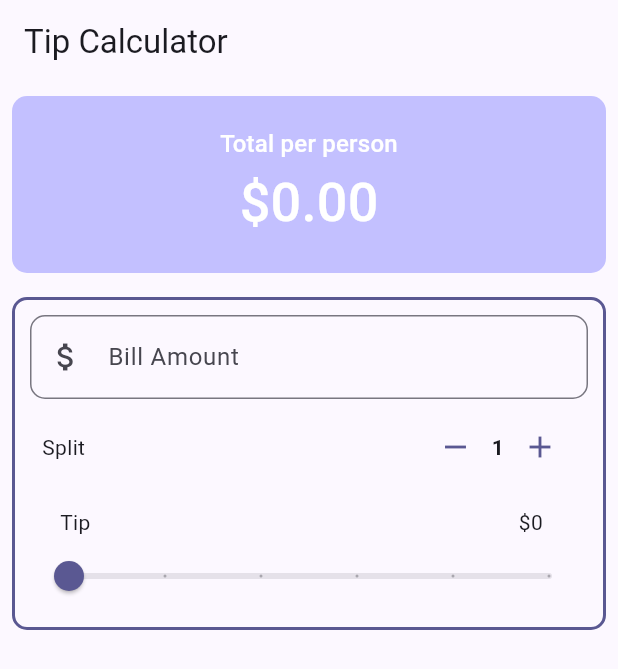
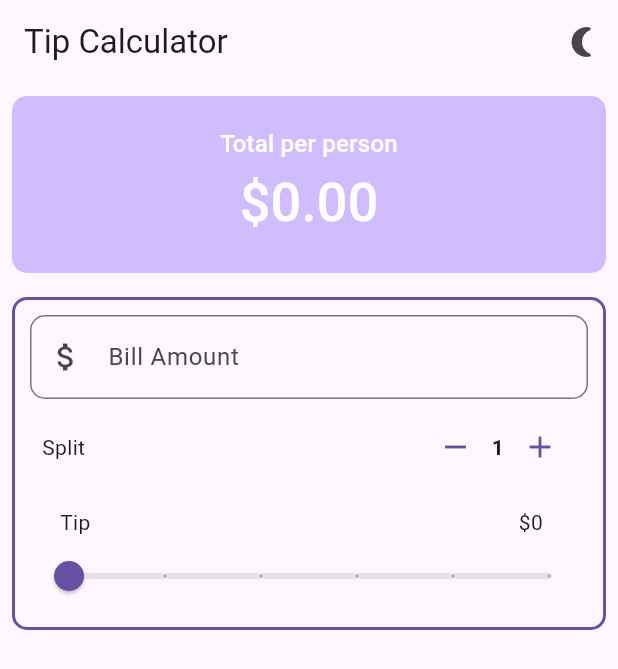
Before and after one commit to praveensankar969/all-flutter-apps, a Flutter app: the screen it shows after launch, after a tap on the "add" icon, on a phone screen of 412 x 824 dp. Shown: the top 669 px of the screen. Run offline on Flutter 3.47's test engine with Material 3 defaults, Android fonts, the phone set to English and light mode, and no system bars.

Commit message:
feat: add provider for state management

```diff
--- /dev/null
+++ b/tip_calculator/lib/bill_amount_text_field.dart
@@ -0,0 +1,26 @@
+import 'package:flutter/material.dart';
+import 'package:provider/provider.dart';
+import 'package:tip_calculator/providers/tip_provider.dart';
+
+class BillAmountTextField extends StatelessWidget {
+  const BillAmountTextField({super.key});
+
+  @override
+  Widget build(BuildContext context) {
+    return Consumer<TipProvider>(
+      builder: (BuildContext context, TipProvider value, Widget? child) {
+        return TextField(
+          decoration: InputDecoration(
+            border: OutlineInputBorder(
+              borderRadius: BorderRadius.circular(10),
+            ),
+            prefixIcon: const Icon(Icons.attach_money),
+            labelText: 'Bill Amount',
+          ),
+          keyboardType: TextInputType.number,
+          onChanged: value.setBillAmount,
+        );
+      },
+    );
+  }
+}
--- a/tip_calculator/lib/main.dart
+++ b/tip_calculator/lib/main.dart
@@ -1,9 +1,22 @@
 import 'package:flutter/material.dart';
+import 'package:provider/provider.dart';
+import 'package:tip_calculator/providers/theme_provider.dart';
+import 'package:tip_calculator/providers/tip_provider.dart';
+import 'bill_amount_text_field.dart';
 import 'person_counter.dart';
 import 'tip_slider.dart';
 
 void main() {
-  runApp(const MyApp());
+  runApp(
+    MultiProvider(providers: [
+      ChangeNotifierProvider<TipProvider>(
+        create: (context) => TipProvider(),
+      ),
+      ChangeNotifierProvider<ThemeProvider>(
+        create: (context) => ThemeProvider(),
+      )
+    ], child: const MyApp()),
+  );
 }
 
 class MyApp extends StatelessWidget {
@@ -11,13 +24,10 @@ class MyApp extends StatelessWidget {
 
   @override
   Widget build(BuildContext context) {
+    final themeProvider = Provider.of<ThemeProvider>(context);
     return MaterialApp(
       title: 'Tip Calculator',
-      theme: ThemeData(
-        colorScheme: ColorScheme.fromSeed(
-            seedColor: const Color.fromARGB(255, 52, 7, 255)),
-        useMaterial3: true,
-      ),
+      theme: themeProvider.getCurrentTheme(),
       home: const TipCalculator(),
     );
   }
@@ -31,54 +41,27 @@ class TipCalculator extends StatefulWidget {
 }
 
 class _TipCalculatorState extends State<TipCalculator> {
-  int _personCount = 1;
-  double _sliderValue = 0.0;
-  String _billAmount = "0";
-
-  void _addPersonCount() {
-    setState(() {
-      if (int.parse(_getTip()) > _personCount) {
-        _personCount += 1;
-      }
-    });
-  }
-
-  void _decreasePersonCount() {
-    setState(() {
-      if (_personCount > 1) {
-        _personCount -= 1;
-      }
-    });
-  }
-
-  void _setSliderValue(double value) {
-    setState(() {
-      _sliderValue = value;
-    });
-  }
-
-  void _setBillAmount(String value) {
-    setState(() {
-      _billAmount = value;
-    });
-  }
-
-  String _getTip() {
-    return '${(int.parse(_billAmount) * _sliderValue).round()}';
-  }
-
-  String _getTotalTipPerPerson() {
-    return '\$${(int.parse(_billAmount) * _sliderValue / _personCount).toStringAsFixed(2)}';
-  }
-
   @override
   Widget build(BuildContext context) {
+    final themeProvider = Provider.of<ThemeProvider>(context);
     var themeContext = Theme.of(context);
     final textStyle =
         themeContext.textTheme.titleMedium!.copyWith(color: Colors.white);
     return Scaffold(
       appBar: AppBar(
         title: const Text("Tip Calculator"),
+        actions: [
+          IconButton(
+            onPressed: () => themeProvider.toggleTheme(),
+            icon: themeProvider.isDarkMode
+                ? const Icon(
+                    Icons.wb_sunny,
+                  )
+                : const Icon(
+                    Icons.nightlight_round,
+                  ),
+          ),
+        ],
       ),
       body: Column(
         crossAxisAlignment: CrossAxisAlignment.stretch,
@@ -97,11 +80,16 @@ class _TipCalculatorState extends State<TipCalculator> {
                     "Total per person",
                     style: textStyle,
                   ),
-                  Text(
-                    _getTotalTipPerPerson(),
-                    style: textStyle.copyWith(
-                        fontSize:
-                            themeContext.textTheme.displaySmall!.fontSize),
+                  Consumer<TipProvider>(
+                    builder: (BuildContext context, TipProvider value,
+                        Widget? child) {
+                      return Text(
+                        value.getTotalTipPerPerson(),
+                        style: textStyle.copyWith(
+                            fontSize:
+                                themeContext.textTheme.displaySmall!.fontSize),
+                      );
+                    },
                   )
                 ],
               ),
@@ -120,9 +108,7 @@ class _TipCalculatorState extends State<TipCalculator> {
               ),
               child: Column(
                 children: [
-                  BillAmountTextField(
-                    onChanged: _setBillAmount,
-                  ),
+                  const BillAmountTextField(),
                   Padding(
                     padding: const EdgeInsets.all(8.0),
                     child: Row(
@@ -134,9 +120,6 @@ class _TipCalculatorState extends State<TipCalculator> {
                         ),
                         PersonCounter(
                           themeContext: themeContext,
-                          personCount: _personCount,
-                          addCounter: _addPersonCount,
-                          subCounter: _decreasePersonCount,
                         ),
                       ],
                     ),
@@ -153,17 +136,19 @@ class _TipCalculatorState extends State<TipCalculator> {
                               "Tip",
                               style: themeContext.textTheme.bodyMedium,
                             ),
-                            Text(
-                              "\$${_getTip()}",
-                              style: themeContext.textTheme.bodyMedium,
+                            Consumer<TipProvider>(
+                              builder: (BuildContext context, TipProvider value,
+                                  Widget? child) {
+                                return Text(
+                                  "\$${value.getTip()}",
+                                  style: themeContext.textTheme.bodyMedium,
+                                );
+                              },
                             ),
                           ],
                         ),
                       ),
-                      TipSlider(
-                        sliderValue: _sliderValue,
-                        onChanged: _setSliderValue,
-                      )
+                      const TipSlider()
                     ],
                   )
                 ],
@@ -175,24 +160,3 @@ class _TipCalculatorState extends State<TipCalculator> {
     );
   }
 }
-
-class BillAmountTextField extends StatelessWidget {
-  const BillAmountTextField({super.key, required this.onChanged});
-
-  final ValueChanged<String> onChanged;
-
-  @override
-  Widget build(BuildContext context) {
-    return TextField(
-      decoration: InputDecoration(
-        border: OutlineInputBorder(
-          borderRadius: BorderRadius.circular(10),
-        ),
-        prefixIcon: const Icon(Icons.attach_money),
-        labelText: 'Bill Amount',
-      ),
-      keyboardType: TextInputType.number,
-      onChanged: onChanged,
-    );
-  }
-}
--- a/tip_calculator/lib/person_counter.dart
+++ b/tip_calculator/lib/person_counter.dart
@@ -1,41 +1,38 @@
 import 'package:flutter/material.dart';
+import 'package:provider/provider.dart';
+import 'package:tip_calculator/providers/tip_provider.dart';
 
 class PersonCounter extends StatelessWidget {
-  const PersonCounter(
-      {super.key,
-      required this.themeContext,
-      required int personCount,
-      required this.addCounter,
-      required this.subCounter})
-      : _personCount = personCount;
+  const PersonCounter({super.key, required this.themeContext});
 
   final ThemeData themeContext;
-  final int _personCount;
-  final VoidCallback addCounter;
-  final VoidCallback subCounter;
 
   @override
   Widget build(BuildContext context) {
     return Padding(
       padding: const EdgeInsets.all(0),
-      child: Row(
+      child: Consumer<TipProvider>(
+        builder: (BuildContext context, TipProvider value, Widget? child) {
+          return Row(
             children: [
               IconButton(
                 icon: const Icon(Icons.remove),
                 color: themeContext.colorScheme.primary,
-            onPressed: subCounter,
+                onPressed: value.decreasePersonCount,
               ),
               Text(
-            _personCount.toString(),
+                value.peronsCount.toString(),
                 style: themeContext.textTheme.bodyMedium!
                     .copyWith(fontWeight: FontWeight.bold),
               ),
               IconButton(
                 icon: const Icon(Icons.add),
                 color: themeContext.colorScheme.primary,
-            onPressed: addCounter,
+                onPressed: value.addPersonCount,
               ),
             ],
+          );
+        },
       ),
     );
   }
--- /dev/null
+++ b/tip_calculator/lib/providers/theme_provider.dart
@@ -0,0 +1,16 @@
+import 'package:flutter/material.dart';
+
+class ThemeProvider extends ChangeNotifier {
+  bool _isDarkMode = false;
+
+  bool get isDarkMode => _isDarkMode;
+
+  void toggleTheme() {
+    _isDarkMode = !_isDarkMode;
+    notifyListeners();
+  }
+
+  ThemeData getCurrentTheme() {
+    return _isDarkMode ? ThemeData.dark() : ThemeData.light();
+  }
+}
--- /dev/null
+++ b/tip_calculator/lib/providers/tip_provider.dart
@@ -0,0 +1,42 @@
+import 'package:flutter/material.dart';
+
+class TipProvider extends ChangeNotifier {
+  int _personCount = 1;
+  int get peronsCount => _personCount;
+  double _sliderValue = 0.0;
+  double get sliderValue => _sliderValue;
+  String _billAmount = "0";
+  String get billAmount => _billAmount;
+
+  void addPersonCount() {
+    if (int.parse(getTip()) > _personCount) {
+      _personCount += 1;
+    }
+    notifyListeners();
+  }
+
+  void decreasePersonCount() {
+    if (_personCount > 1) {
+      _personCount -= 1;
+    }
+    notifyListeners();
+  }
+
+  void setSliderValue(double value) {
+    _sliderValue = value;
+    notifyListeners();
+  }
+
+  void setBillAmount(String value) {
+    _billAmount = value;
+    notifyListeners();
+  }
+
+  String getTip() {
+    return '${(int.parse(_billAmount) * _sliderValue).round()}';
+  }
+
+  String getTotalTipPerPerson() {
+    return '\$${(int.parse(_billAmount) * _sliderValue / _personCount).toStringAsFixed(2)}';
+  }
+}
--- a/tip_calculator/lib/tip_slider.dart
+++ b/tip_calculator/lib/tip_slider.dart
@@ -1,24 +1,25 @@
 import 'package:flutter/material.dart';
+import 'package:provider/provider.dart';
+import 'package:tip_calculator/providers/tip_provider.dart';
 
 class TipSlider extends StatelessWidget {
-  const TipSlider(
-      {super.key, required double sliderValue, required this.onChanged})
-      : _sliderValue = sliderValue;
-
-  final double _sliderValue;
-  final ValueChanged<double> onChanged;
+  const TipSlider({super.key});
 
   @override
   Widget build(BuildContext context) {
     return Column(
       children: [
-        Slider(
-          value: _sliderValue,
-          onChanged: onChanged,
-          min: 0,
-          max: 0.5,
-          divisions: 5,
-          label: '${(_sliderValue * 100).round()}%',
+        Consumer<TipProvider>(
+          builder: (BuildContext context, TipProvider value, Widget? child) {
+            return Slider(
+              value: value.sliderValue,
+              onChanged: value.setSliderValue,
+              min: 0,
+              max: 0.5,
+              divisions: 5,
+              label: '${(value.sliderValue * 100).round()}%',
+            );
+          },
         ),
       ],
     );
```
Also changed, not shown: tip_calculator/pubspec.yaml (+6 -16 lines). Lines whose indentation alone changed are shown as unchanged.
